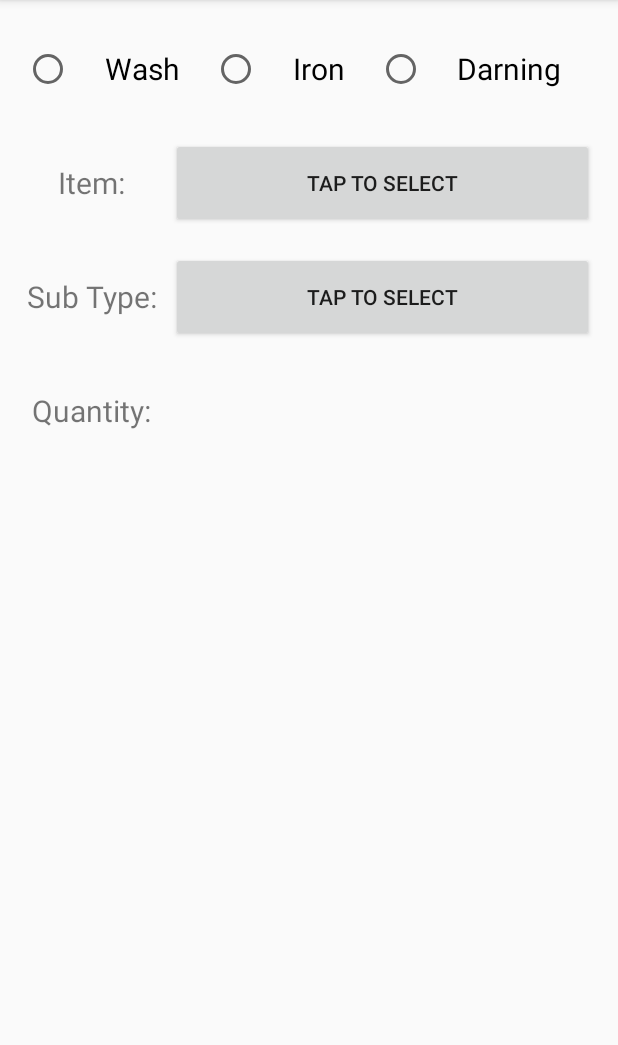
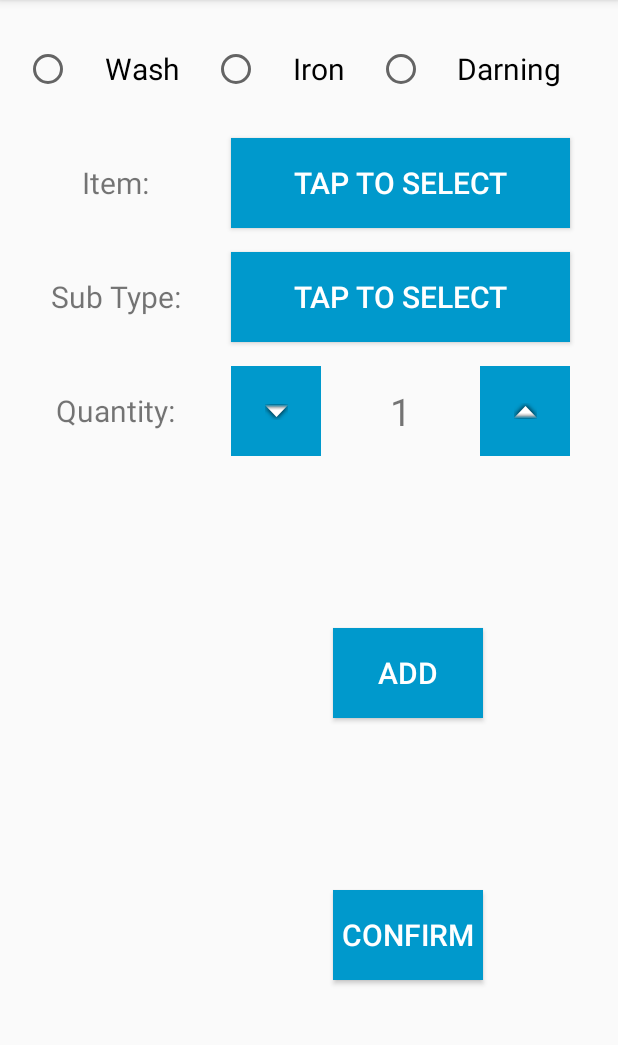
Before and after one commit to shravanbailoor/LaundryBilling, an Android app: the PlaceOrder screen opened directly, with no data from a screen before it, on a phone screen of 412 x 824 dp, the part 84-1129 px from its top. Run offline under Robolectric (Android 15) with nearby library versions, the phone set to English and light mode, and no system bars.

Commit message:
1. Added 'Add' and 'Confirm' button.

```diff
--- a/app/src/main/java/com/example/laundrybilling/PlaceOrder.java
+++ b/app/src/main/java/com/example/laundrybilling/PlaceOrder.java
@@ -173,6 +173,7 @@ public class PlaceOrder extends AppCompatActivity {
             itemTypeSelected = Boolean.TRUE;
         }
 
+
         if (subTypeButton.getText().toString().toLowerCase().equals("tap to select")) {
             Toast.makeText(PlaceOrder.this,
                     "Choose the 'Sub Type'", Toast.LENGTH_SHORT).show();
@@ -181,6 +182,15 @@ public class PlaceOrder extends AppCompatActivity {
         }
 
         /* Validation - End */
+
+        if (orderTypeSelected == Boolean.TRUE && itemTypeSelected == Boolean.TRUE &&
+                subTypeSelected == Boolean.TRUE) {
+            //Save the data. Send the data to the list screen; swipe the screen to check it
+        }
+    }
+
+    public void onClickConfirmButton(View confirmButtonView) {
+        //
     }
 
 }
--- /dev/null
+++ b/app/src/main/res/drawable/button_color_change.xml
@@ -0,0 +1,6 @@
+<?xml version="1.0" encoding="utf-8"?>
+<selector xmlns:android="http://schemas.android.com/apk/res/android">
+    <item android:drawable="@android:color/holo_green_dark" android:state_pressed="true" /> <!-- pressed -->
+    <item android:drawable="@android:color/holo_orange_light" android:state_focused="true" /> <!-- focused -->
+    <item android:drawable="@android:color/darker_gray" /> <!-- default -->
+</selector>
--- a/app/src/main/res/layout/activity_place_order.xml
+++ b/app/src/main/res/layout/activity_place_order.xml
@@ -10,13 +10,15 @@
         android:id="@+id/textItemType"
         android:layout_width="90dp"
         android:layout_height="60dp"
-        android:layout_marginLeft="16dp"
-        android:layout_marginStart="16dp"
+        android:layout_marginLeft="32dp"
+        android:layout_marginStart="32dp"
         android:layout_marginTop="16dp"
         android:gravity="center_vertical"
         android:text="@string/item_type_text_name"
         android:textAlignment="center"
         android:textSize="20sp"
+        app:layout_constraintBottom_toTopOf="@+id/textSubItemType"
+        app:layout_constraintEnd_toStartOf="@+id/buttonItemType"
         app:layout_constraintStart_toStartOf="parent"
         app:layout_constraintTop_toBottomOf="@+id/radioBoxOrderType" />
 
@@ -24,13 +26,15 @@
         android:id="@+id/textSubItemType"
         android:layout_width="90dp"
         android:layout_height="60dp"
-        android:layout_marginLeft="16dp"
-        android:layout_marginStart="16dp"
+        android:layout_marginLeft="32dp"
+        android:layout_marginStart="32dp"
         android:layout_marginTop="16dp"
         android:gravity="center_vertical"
         android:text="@string/item_subtype_text_name"
         android:textAlignment="center"
         android:textSize="20sp"
+        app:layout_constraintBottom_toTopOf="@+id/textItemQuantity"
+        app:layout_constraintEnd_toStartOf="@+id/buttonSubType"
         app:layout_constraintStart_toStartOf="parent"
         app:layout_constraintTop_toBottomOf="@+id/textItemType" />
 
@@ -38,17 +42,15 @@
         android:id="@+id/textItemQuantity"
         android:layout_width="90dp"
         android:layout_height="60dp"
-        android:layout_marginLeft="16dp"
-        android:layout_marginStart="16dp"
+        android:layout_marginLeft="32dp"
+        android:layout_marginStart="32dp"
         android:layout_marginTop="16dp"
         android:gravity="center_vertical"
         android:text="@string/item_quantity_text_name"
         android:textAlignment="center"
         android:textSize="20sp"
-        app:layout_constraintBottom_toBottomOf="parent"
         app:layout_constraintStart_toStartOf="parent"
-        app:layout_constraintTop_toBottomOf="@+id/textSubItemType"
-        app:layout_constraintVertical_bias="0.0" />
+        app:layout_constraintTop_toBottomOf="@+id/textSubItemType" />
 
     <RadioGroup
         android:id="@+id/radioBoxOrderType"
@@ -61,6 +63,7 @@
         android:layout_marginTop="16dp"
         android:gravity="center"
         android:orientation="horizontal"
+        app:layout_constraintBottom_toTopOf="@+id/textItemType"
         app:layout_constraintEnd_toEndOf="parent"
         app:layout_constraintStart_toStartOf="parent"
         app:layout_constraintTop_toTopOf="parent">
@@ -98,12 +101,17 @@
         android:id="@+id/buttonItemType"
         android:layout_width="0dp"
         android:layout_height="60dp"
-        android:layout_marginEnd="16dp"
-        android:layout_marginLeft="8dp"
-        android:layout_marginRight="16dp"
-        android:layout_marginStart="8dp"
+        android:layout_marginEnd="32dp"
+        android:layout_marginLeft="32dp"
+        android:layout_marginRight="32dp"
+        android:layout_marginStart="32dp"
         android:layout_marginTop="16dp"
+        android:background="@android:color/holo_blue_dark"
         android:text="@string/tap_to_select_name"
+        android:onClick="OnClickItemTypeButton"
+        android:textColor="@android:color/white"
+        android:textSize="20sp"
+        app:layout_constraintBottom_toTopOf="@+id/buttonSubType"
         app:layout_constraintEnd_toEndOf="parent"
         app:layout_constraintStart_toEndOf="@+id/textItemType"
         app:layout_constraintTop_toBottomOf="@+id/radioBoxOrderType" />
@@ -112,56 +120,91 @@
         android:id="@+id/buttonSubType"
         android:layout_width="0dp"
         android:layout_height="60dp"
-        android:layout_marginEnd="16dp"
-        android:layout_marginLeft="8dp"
-        android:layout_marginRight="16dp"
-        android:layout_marginStart="8dp"
+        android:layout_marginEnd="32dp"
+        android:layout_marginLeft="32dp"
+        android:layout_marginRight="32dp"
+        android:layout_marginStart="32dp"
         android:layout_marginTop="16dp"
+        android:background="@android:color/holo_blue_dark"
         android:text="@string/tap_to_select_name"
+        android:onClick="onClickSubTypeButton"
+        android:textColor="@android:color/white"
+        android:textSize="20sp"
         app:layout_constraintEnd_toEndOf="parent"
         app:layout_constraintStart_toEndOf="@+id/textSubItemType"
         app:layout_constraintTop_toBottomOf="@+id/buttonItemType" />
 
     <TextView
-        android:id="@+id/textDisplayItem"
-        android:layout_width="90dp"
+        android:id="@+id/textDisplayQuantity"
+        android:layout_width="0dp"
         android:layout_height="60dp"
-        android:layout_marginLeft="16dp"
-        android:layout_marginStart="16dp"
+        android:layout_marginTop="16dp"
+        android:gravity="center_vertical"
+        android:text="@string/initial_quantity"
+        android:textAlignment="center"
+        android:textSize="25sp"
+        app:layout_constraintEnd_toStartOf="@+id/imageButtonPlus"
+        app:layout_constraintStart_toEndOf="@+id/imageButtonMinus"
+        app:layout_constraintTop_toBottomOf="@+id/buttonSubType" />
+
+    <ImageButton
+        android:id="@+id/imageButtonMinus"
+        android:layout_width="60dp"
+        android:layout_height="60dp"
+        android:layout_marginLeft="32dp"
+        android:layout_marginStart="32dp"
+        android:layout_marginTop="16dp"
+        android:background="@android:color/holo_blue_dark"
+        android:onClick="onClickQuantityDecreaseButton"
+        android:textColor="@android:color/white"
+        app:layout_constraintStart_toEndOf="@+id/textItemQuantity"
+        app:layout_constraintTop_toBottomOf="@+id/buttonSubType"
+        app:srcCompat="@android:drawable/arrow_down_float" />
+
+    <ImageButton
+        android:id="@+id/imageButtonPlus"
+        android:layout_width="60dp"
+        android:layout_height="60dp"
+        android:layout_marginEnd="32dp"
+        android:layout_marginRight="32dp"
+        android:layout_marginTop="16dp"
+        android:background="@android:color/holo_blue_dark"
+        android:onClick="onClickQuantityIncreaseButton"
+        android:textColor="@android:color/white"
+        app:layout_constraintEnd_toEndOf="parent"
+        app:layout_constraintTop_toBottomOf="@+id/buttonSubType"
+        app:srcCompat="@android:drawable/arrow_up_float" />
+
+    <Button
+        android:id="@+id/buttonAddItem"
+        android:layout_width="100dp"
+        android:layout_height="60dp"
         android:layout_marginTop="32dp"
-        android:gravity="center_vertical"
-        android:textAlignment="center"
+        android:background="@android:color/holo_blue_dark"
+        android:onClick="onClickAddBillItem"
+        android:text="@string/add_item"
+        android:textColor="@android:color/white"
         android:textSize="20sp"
+        app:layout_constraintBottom_toTopOf="@+id/button2"
+        app:layout_constraintEnd_toEndOf="parent"
+        app:layout_constraintHorizontal_bias="0.711"
         app:layout_constraintStart_toStartOf="parent"
-        app:layout_constraintTop_toBottomOf="@+id/textItemQuantity" />
+        app:layout_constraintTop_toBottomOf="@+id/textDisplayQuantity" />
 
-    <TextView
-        android:id="@+id/textDisplayQuantity"
-        android:layout_width="90dp"
+    <Button
+        android:id="@+id/button2"
+        android:layout_width="100dp"
         android:layout_height="60dp"
-        android:layout_marginEnd="16dp"
-        android:layout_marginRight="16dp"
+        android:layout_marginBottom="32dp"
         android:layout_marginTop="32dp"
-        android:gravity="center_vertical"
-        android:textAlignment="center"
+        android:background="@android:color/holo_blue_dark"
+        android:text="@string/confirm_items"
+        android:textColor="@android:color/white"
         android:textSize="20sp"
+        app:layout_constraintBottom_toBottomOf="parent"
         app:layout_constraintEnd_toEndOf="parent"
-        app:layout_constraintTop_toBottomOf="@+id/textItemQuantity" />
-
-    <TextView
-        android:id="@+id/textDisplaySubType"
-        android:layout_width="152dp"
-        android:layout_height="60dp"
-        android:layout_marginEnd="8dp"
-        android:layout_marginLeft="8dp"
-        android:layout_marginRight="8dp"
-        android:layout_marginStart="8dp"
-        android:layout_marginTop="32dp"
-        android:gravity="center_vertical"
-        android:textAlignment="center"
-        android:textSize="20sp"
-        app:layout_constraintEnd_toStartOf="@+id/textDisplayQuantity"
-        app:layout_constraintStart_toEndOf="@+id/textDisplayItem"
-        app:layout_constraintTop_toBottomOf="@+id/textItemQuantity" />
+        app:layout_constraintHorizontal_bias="0.711"
+        app:layout_constraintStart_toStartOf="parent"
+        app:layout_constraintTop_toBottomOf="@+id/buttonAddItem" />
 
 </android.support.constraint.ConstraintLayout>
--- a/app/src/main/res/values/strings.xml
+++ b/app/src/main/res/values/strings.xml
@@ -17,4 +17,9 @@
 
     <string name="tap_to_select_name">Tap To Select</string>
 
+    <string name="initial_quantity">1</string>
+
+    <string name="add_item">Add</string>
+    <string name="confirm_items">Confirm</string>
+
 </resources>
```
Also changed, not shown: 1 other file.
